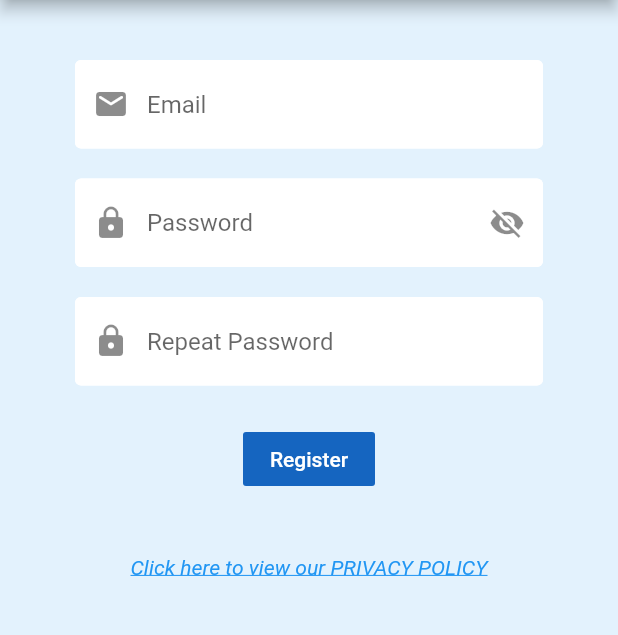
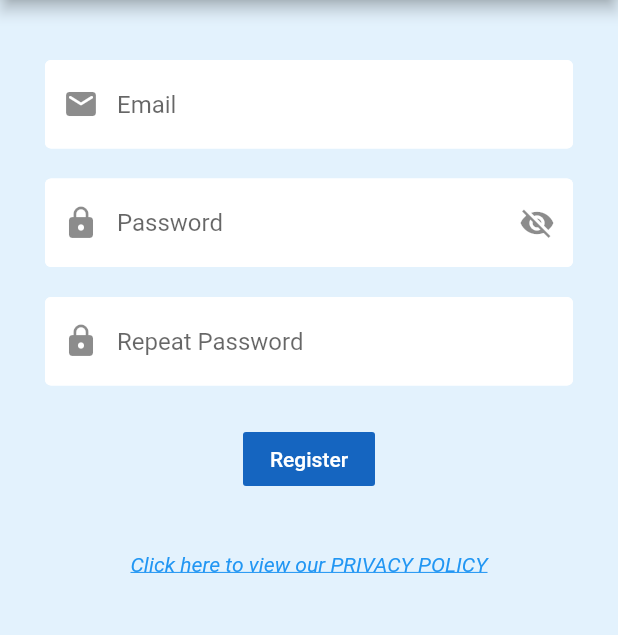
Before and after one commit to LakshBharani/VaxiCheck, a Flutter app: the screen it shows after launch, after a tap on "Sign In", after a tap on "Register", on a phone screen of 412 x 824 dp, the part 84-719 px from its top. Run offline on Flutter 3.47's test engine with Material 2 defaults, Android fonts, the light colour scheme and no system bars; our stand-ins replace cloud_firestore, firebase_auth, firebase_core, firebase_messaging, firebase_storage, flutter_spinkit and 2 more; missing offline and left inert: firebase_app_check, flutter_webview_plugin; accounts and stored records are empty.

Commit message:
version code changed

```diff
--- a/lib/screens/authenticate/register.dart
+++ b/lib/screens/authenticate/register.dart
@@ -78,7 +78,7 @@ class _RegisterState extends State<Register> {
             body: SingleChildScrollView(
               child: Center(
                 child: Container(
-                  padding: EdgeInsets.symmetric(vertical: 20, horizontal: 50),
+                  padding: EdgeInsets.symmetric(vertical: 20, horizontal: 30),
                   child: Form(
                     key: _formKey,
                     child: Column(
@@ -187,7 +187,7 @@ class _RegisterState extends State<Register> {
                         ),
                         Text(error),
                         SizedBox(
-                          height: 12,
+                          height: 10,
                         ),
                         InkWell(
                           onTap: () {
@@ -202,7 +202,7 @@ class _RegisterState extends State<Register> {
                               fontStyle: FontStyle.italic,
                             ),
                           ),
-                        )
+                        ),
                       ],
                     ),
                   ),
--- a/lib/screens/authenticate/sign_in.dart
+++ b/lib/screens/authenticate/sign_in.dart
@@ -1,6 +1,7 @@
 // ignore_for_file: deprecated_member_use, prefer_const_constructors, avoid_print, unused_field, use_key_in_widget_constructors, unused_local_variable
 
 import 'package:flutter/material.dart';
+import 'package:vaxicheck/screens/authenticate/reset.dart';
 import 'package:vaxicheck/services/auth.dart';
 import 'package:vaxicheck/shared/constants.dart';
 import 'package:vaxicheck/shared/loading.dart';
@@ -74,7 +75,7 @@ class _SignInState extends State<SignIn> {
             body: SingleChildScrollView(
               child: Center(
                 child: Container(
-                  padding: EdgeInsets.symmetric(vertical: 20, horizontal: 50),
+                  padding: EdgeInsets.symmetric(vertical: 20, horizontal: 30),
                   child: Form(
                     key: _formKey,
                     child: Column(
@@ -150,6 +151,22 @@ class _SignInState extends State<SignIn> {
                           },
                           child: Text("Sign In"),
                         ),
+                        SizedBox(
+                          height: 10,
+                        ),
+                        InkWell(
+                          onTap: () {
+                            Navigator.of(context).push(MaterialPageRoute(
+                                builder: (context) => ResetPwd()));
+                          },
+                          child: Text(
+                            "Forgot password?",
+                            style: TextStyle(
+                              fontWeight: FontWeight.bold,
+                              color: Colors.blue,
+                            ),
+                          ),
+                        ),
                       ],
                     ),
                   ),
```
Also changed, not shown: lib/screens/authenticate/reset.dart (added, +169 -0 lines), 1 other file.
